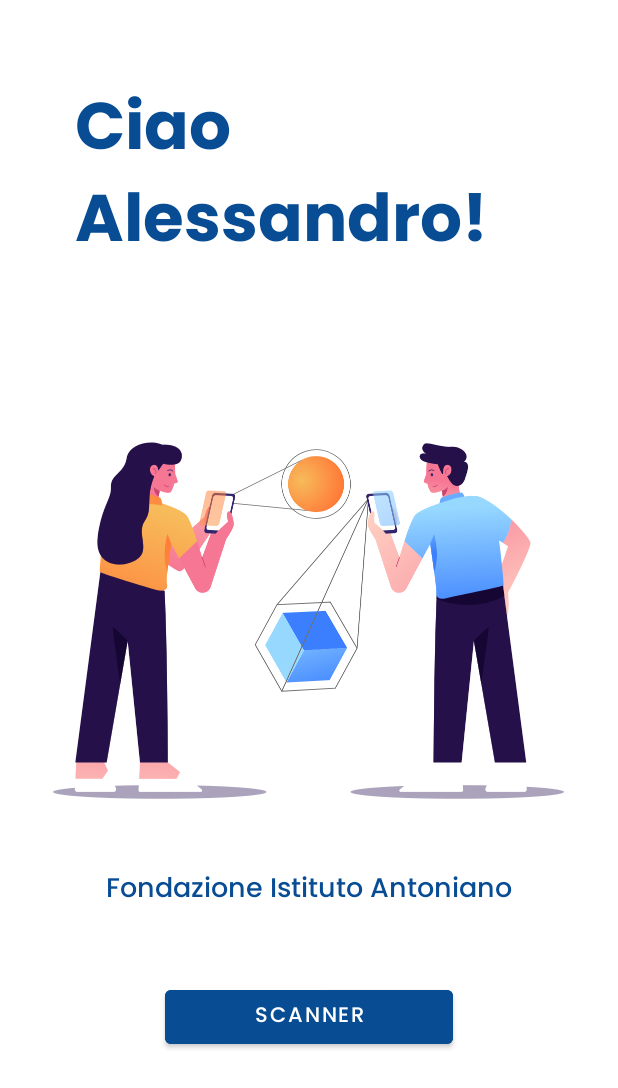
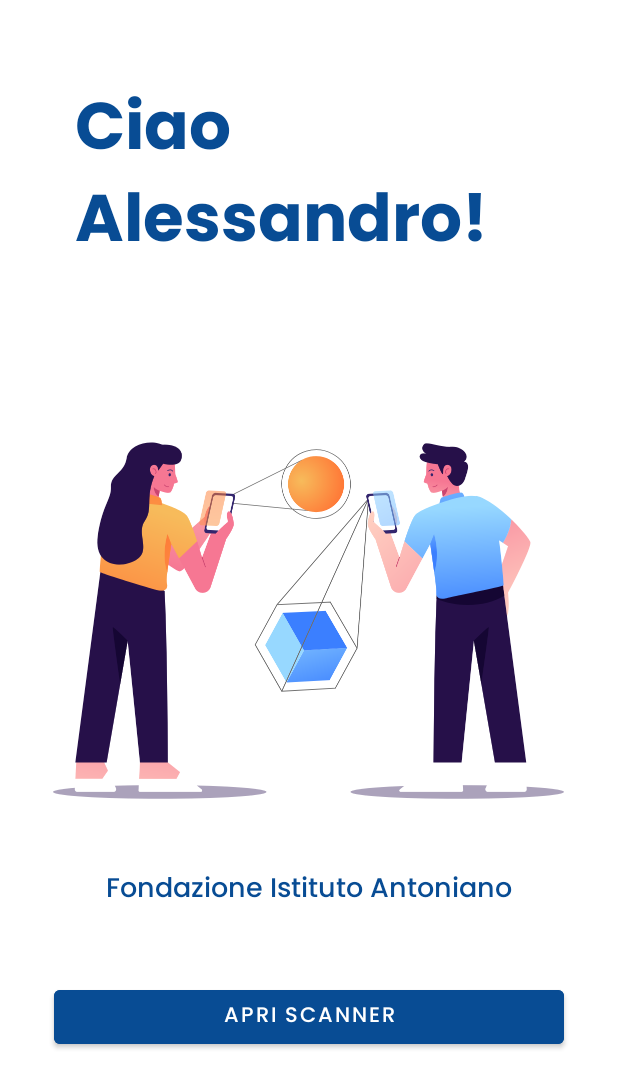
Before and after one commit to alessandroquirile/Augmentus, an Android app: the screen it shows after launch (MainActivity), on a phone screen of 412 x 824 dp. Shown: the top 1088 px of the screen. Run offline under Robolectric (Android 15) with nearby library versions, the phone set to English and light mode, and no system bars.

Commit message:
Scanner button dimension fixing

```diff
--- a/app/src/main/res/layout/activity_main.xml
+++ b/app/src/main/res/layout/activity_main.xml
@@ -38,13 +38,13 @@
 
     <Button
         android:id="@+id/button"
-        android:layout_width="@android:dimen/thumbnail_width"
+        android:layout_width="340sp"
         android:layout_below="@+id/text_view_info"
         android:layout_marginTop="45sp"
         android:backgroundTint="@color/venice_blue"
         android:layout_height="wrap_content"
         android:layout_centerInParent="true"
         android:fontFamily="@font/poppins_medium"
-        android:text="@string/scanner" />
+        android:text="@string/open_scanner" />
 
 </RelativeLayout>
--- a/app/src/main/res/values/strings.xml
+++ b/app/src/main/res/values/strings.xml
@@ -1,7 +1,7 @@
 <resources>
     <string name="app_name">Tirocinio Lite</string>
     <string name="fondazione_istituto_antoniano">Fondazione Istituto Antoniano</string>
-    <string name="scanner">Scanner</string>
+    <string name="open_scanner">Apri scanner</string>
     <string name="ciao_alessandro">Ciao Alessandro!</string>
     <string name="homepage_image">Homepage image</string>
 </resources>
```
Also changed, not shown: app/src/main/java/com/antoniano/tirociniolite/controllers/MainActivityController.java (+20 -1 lines).
